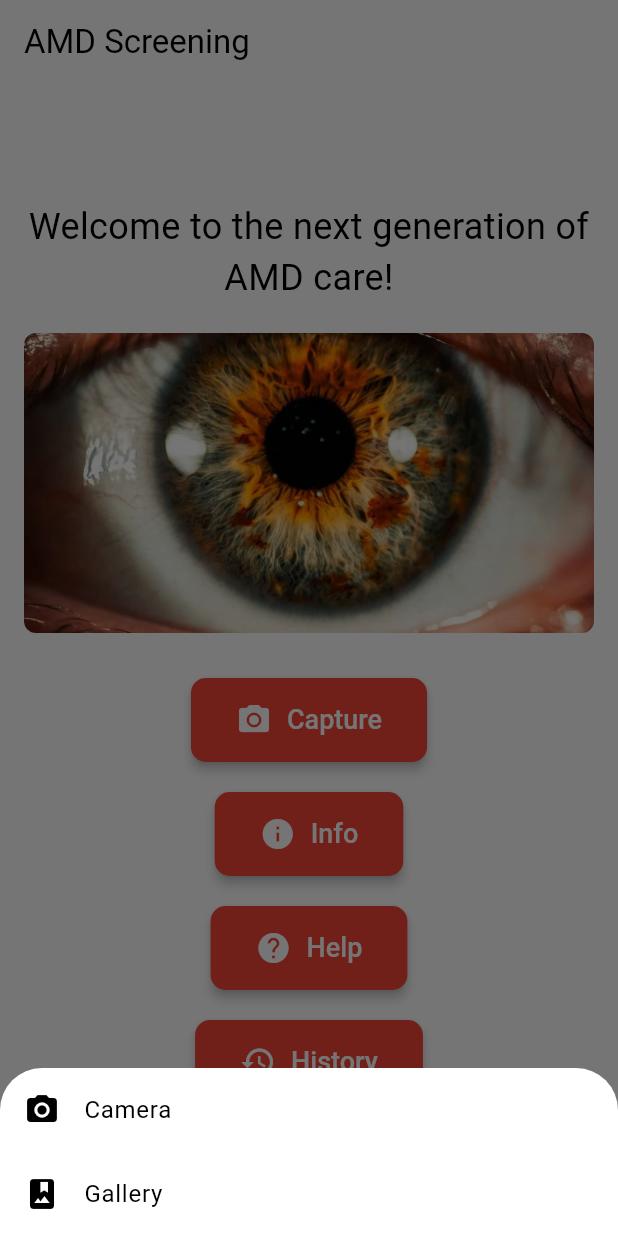
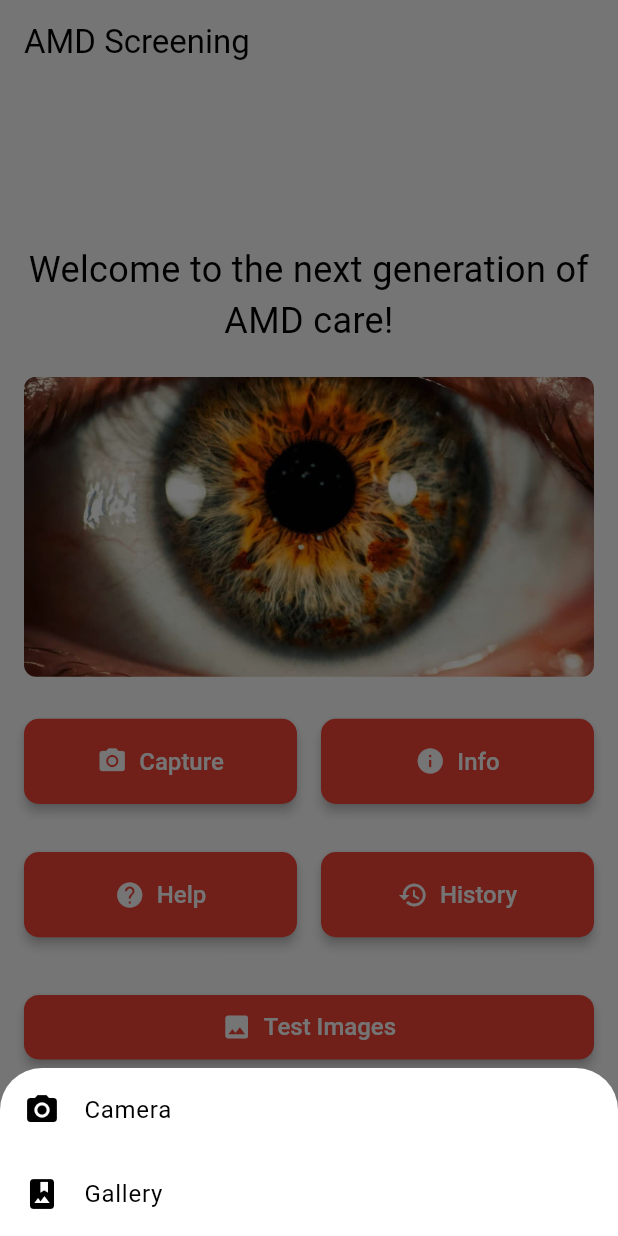
Before and after one commit to Astraking/xAMD.ai, a Flutter app: the MainScreen screen opened directly, after a tap on "Capture", on a phone screen of 412 x 824 dp. Run offline on Flutter 3.47's test engine with Material 3 defaults, Android fonts, the light colour scheme and no system bars; our stand-ins replace image_picker; missing offline and left inert: tflite; Roboto replaces fonts that are missing (Readex Pro).

Commit message:
Major updates to UI and pages

```diff
--- a/lib/screens/info_page.dart
+++ b/lib/screens/info_page.dart
@@ -7,7 +7,7 @@ class InfoPage extends StatelessWidget {
   Widget build(BuildContext context) {
     return Scaffold(
       appBar: AppBar(
-        title: const Text('Help'),
+        title: const Text('Info'),
         leading: IconButton(
           icon: const Icon(Icons.arrow_back),
           onPressed: () {
@@ -32,7 +32,7 @@ class InfoPage extends StatelessWidget {
                     crossAxisAlignment: CrossAxisAlignment.start,
                     children: [
                       Text(
-                        'How to use the app',
+                        'What is AMD?',
                         style: TextStyle(
                           fontSize: 20,
                           fontWeight: FontWeight.bold,
--- a/lib/screens/main_screen.dart
+++ b/lib/screens/main_screen.dart
@@ -7,83 +7,63 @@ import 'package:image_picker/image_picker.dart';
 import 'dart:io';
 import 'package:amd_app/predictor.dart';
 import 'results_page.dart';
+import 'test_images_page.dart';
 
 class MainScreen extends StatefulWidget {
-  const MainScreen({super.key});
+  const MainScreen({Key? key}) : super(key: key);
 
   @override
   MainScreenState createState() => MainScreenState();
 }
 
 class MainScreenState extends State<MainScreen> {
-  // late ThemeData _currentTheme;
-
-  @override
-  void initState() {
-    super.initState();
-    // _currentTheme = ThemeData.light(); // Set a default theme if needed
-  }
-
-  void _showSourceBottomSheet(BuildContext context) {
-    showModalBottomSheet(
+  Future<void> _showSourceBottomSheet(BuildContext context) async {
+    await showModalBottomSheet(
       context: context,
-      builder: (context) {
-        return SafeArea(
+      builder: (context) => SafeArea(
         child: Column(
           mainAxisSize: MainAxisSize.min,
           children: <Widget>[
             ListTile(
               leading: const Icon(Icons.camera_alt),
               title: const Text('Camera'),
-                onTap: () {
-                  Navigator.pop(context);
-                  _getImage(ImageSource.camera);
-                },
+              onTap: () => _getImage(context, ImageSource.camera),
             ),
             ListTile(
               leading: const Icon(Icons.photo_album),
               title: const Text('Gallery'),
-                onTap: () {
-                  Navigator.pop(context);
-                  _getImage(ImageSource.gallery);
-                },
+              onTap: () => _getImage(context, ImageSource.gallery),
             ),
           ],
         ),
-        );
-      },
+      ),
     );
   }
 
-  Future<void> _getImage(ImageSource source) async {
+  Future<void> _getImage(BuildContext context, ImageSource source) async {
     final picker = ImagePicker();
     final pickedFile = await picker.pickImage(source: source);
     if (pickedFile != null) {
-      File image = File(pickedFile.path);
-      if (!mounted) return;
-      await _processImage(image);
+      final image = File(pickedFile.path);
+      await _processImage(context, image);
     }
   }
 
-  Future<void> _processImage(File image) async {
-    if (!mounted) return;
+  Future<void> _processImage(BuildContext context, File image) async {
+    try {
       showDialog(
         context: context,
         barrierDismissible: false,
-      builder: (BuildContext context) {
-        return const Center(child: CircularProgressIndicator());
-      },
+        builder: (BuildContext context) =>
+            const Center(child: CircularProgressIndicator()),
       );
 
-    try {
       await Predictor.loadModel();
-      var results = await Predictor.runModelOnImage(image);
-      var gradcamImage = await Predictor.generateGradCAM(image);
+      final results = await Predictor.runModelOnImage(image);
+      final gradcamImage = await Predictor.generateGradCAM(image);
 
-      if (!mounted) return;
       Navigator.pop(context);
 
-      if (!mounted) return;
       Navigator.push(
         context,
         MaterialPageRoute(
@@ -92,25 +72,20 @@ class MainScreenState extends State<MainScreen> {
         ),
       );
     } catch (e) {
-      if (!mounted) return;
       Navigator.pop(context);
+
       showDialog(
         context: context,
-        builder: (BuildContext context) {
-          return AlertDialog(
+        builder: (BuildContext context) => AlertDialog(
           title: const Text('Error'),
-            content:
-                const Text('An error occurred while processing the image.'),
+          content: const Text('An error occurred while processing the image.'),
           actions: <Widget>[
             TextButton(
               child: const Text('OK'),
-                onPressed: () {
-                  Navigator.of(context).pop();
-                },
+              onPressed: () => Navigator.of(context).pop(),
             ),
           ],
-          );
-        },
+        ),
       );
     }
   }
@@ -135,13 +110,20 @@ class MainScreenState extends State<MainScreen> {
             ClipRRect(
               borderRadius: BorderRadius.circular(8),
               child: Image.asset(
-                'assets/images/pic1.jpg', // Make sure to add this image to your assets
+                'assets/images/pic1.jpg', // Ensure this image exists in your assets folder
                 width: 400,
                 height: 200,
                 fit: BoxFit.cover,
               ),
             ),
             const SizedBox(height: 20),
+            GridView.count(
+              crossAxisCount: 2,
+              shrinkWrap: true,
+              crossAxisSpacing: 16,
+              mainAxisSpacing: 16,
+              childAspectRatio: 2.5,
+              children: [
                 CustomButton(
                   text: 'Capture',
                   icon: Icons.camera_alt,
@@ -150,32 +132,38 @@ class MainScreenState extends State<MainScreen> {
                 CustomButton(
                   text: 'Info',
                   icon: Icons.info,
-              onPressed: () {
-                Navigator.push(
+                  onPressed: () => Navigator.push(
                       context,
-                  MaterialPageRoute(builder: (context) => const InfoPage()),
-                );
-              },
+                      MaterialPageRoute(
+                          builder: (context) => const InfoPage())),
                 ),
                 CustomButton(
                   text: 'Help',
                   icon: Icons.help,
-              onPressed: () {
-                Navigator.push(
+                  onPressed: () => Navigator.push(
                       context,
-                  MaterialPageRoute(builder: (context) => const HelpPage()),
-                );
-              },
+                      MaterialPageRoute(
+                          builder: (context) => const HelpPage())),
                 ),
                 CustomButton(
                   text: 'History',
                   icon: Icons.history,
-              onPressed: () {
-                Navigator.push(
+                  onPressed: () => Navigator.push(
                       context,
-                  MaterialPageRoute(builder: (context) => const HistoryPage()),
-                );
-              },
+                      MaterialPageRoute(
+                          builder: (context) => const HistoryPage())),
+                ),
+              ],
+            ),
+            const SizedBox(height: 20),
+            CustomButton(
+              text: 'Test Images',
+              icon: Icons.image,
+              onPressed: () => Navigator.push(
+                  context,
+                  MaterialPageRoute(
+                      builder: (context) => const TestImagesPage())),
+              fullWidth: true,
             ),
           ],
         ),
--- a/lib/screens/onboarding_page.dart
+++ b/lib/screens/onboarding_page.dart
@@ -66,7 +66,7 @@ class OnboardingPageState extends State<OnboardingPage> {
             style: const TextStyle(
               fontSize: 28,
               fontWeight: FontWeight.bold,
-              color: Colors.white,
+              color: Color.fromARGB(255, 14, 13, 13),
             ),
             textAlign: TextAlign.center,
           ),
@@ -110,6 +110,7 @@ class OnboardingPageState extends State<OnboardingPage> {
             },
             children: _buildPages(),
           ),
+          if (currentIndex != 2) // Only show indicators if not on the last page
             Positioned(
               bottom: 20,
               left: 0,
--- a/lib/widgets/custom_button.dart
+++ b/lib/widgets/custom_button.dart
@@ -4,22 +4,26 @@ class CustomButton extends StatelessWidget {
   final String text;
   final IconData icon;
   final VoidCallback onPressed;
+  final bool fullWidth;
 
   const CustomButton({
     super.key,
     required this.text,
     required this.icon,
     required this.onPressed,
+    this.fullWidth = false,
   });
 
   @override
   Widget build(BuildContext context) {
     return Padding(
-      padding: const EdgeInsets.symmetric(vertical: 10.0),
+      padding: const EdgeInsets.symmetric(vertical: 8.0),
+      child: SizedBox(
+        width: fullWidth ? double.infinity : null,
         child: ElevatedButton(
           onPressed: onPressed,
           style: ElevatedButton.styleFrom(
-          padding: const EdgeInsets.symmetric(horizontal: 30, vertical: 15),
+            padding: const EdgeInsets.symmetric(horizontal: 20, vertical: 10),
             backgroundColor:
                 Theme.of(context).colorScheme.primary, // Background color
             foregroundColor: Colors.white, // Text color
@@ -31,14 +35,18 @@ class CustomButton extends StatelessWidget {
           child: Row(
             mainAxisSize: MainAxisSize.min,
             children: [
-            Icon(icon, size: 24),
-            const SizedBox(width: 10),
+              Icon(icon, size: 20),
+              const SizedBox(width: 8),
               Text(
                 text,
                 style: const TextStyle(
-                  fontSize: 18, fontFamily: 'Readex Pro', letterSpacing: 0),
+                  fontSize: 16,
+                  fontFamily: 'Readex Pro',
+                  letterSpacing: 0,
+                ),
               ),
             ],
+          ),
         ),
       ),
     );
--- a/pubspec.yaml
+++ b/pubspec.yaml
@@ -36,6 +36,7 @@ dependencies:
   shared_preferences : ^2.2.3
   tflite: ^1.1.2
   image: ^3.0.1
+  intl: ^0.19.0
 
 
 
@@ -74,6 +75,8 @@ flutter:
     - assets/images/pic5.jpg
     - assets/my_model_final.tflite
     - assets/labels.txt
+    - assets/images/normal.jpg
+    - assets/images/amd.jpg
 
 
 
```
Also changed, not shown: lib/screens/history_page.dart (+44 -10 lines), lib/screens/test_images_page.dart (added, +92 -0 lines), assets/images/amd.jpg (added), assets/images/normal.jpg (added), pubspec.lock. Lines whose indentation alone changed are shown as unchanged.
